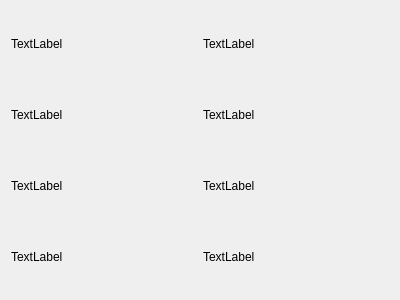
This is Proyecto-Final/outputwindow.ui in nlandau91/Proyecto-Final as Qt 5 draws it before an edit. The edited form follows.
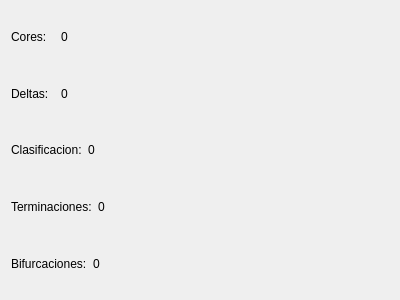
This is the edited form.

Commit message: armando output panel

```diff
--- a/Proyecto-Final/outputwindow.ui
+++ b/Proyecto-Final/outputwindow.ui
@@ -25,14 +25,14 @@
            <item>
             <widget class="QLabel" name="label_2">
              <property name="text">
-              <string>TextLabel</string>
+              <string>Cores:</string>
              </property>
             </widget>
            </item>
            <item>
             <widget class="QLabel" name="label">
              <property name="text">
-              <string>TextLabel</string>
+              <string>0</string>
              </property>
             </widget>
            </item>
@@ -43,14 +43,14 @@
            <item>
             <widget class="QLabel" name="label_4">
              <property name="text">
-              <string>TextLabel</string>
+              <string>Deltas:</string>
              </property>
             </widget>
            </item>
            <item>
             <widget class="QLabel" name="label_3">
              <property name="text">
-              <string>TextLabel</string>
+              <string>0</string>
              </property>
             </widget>
            </item>
@@ -61,14 +61,32 @@
            <item>
             <widget class="QLabel" name="label_6">
              <property name="text">
-              <string>TextLabel</string>
+              <string>Clasificacion:</string>
              </property>
             </widget>
            </item>
            <item>
             <widget class="QLabel" name="label_5">
              <property name="text">
-              <string>TextLabel</string>
+              <string>0</string>
+             </property>
+            </widget>
+           </item>
+          </layout>
+         </item>
+         <item>
+          <layout class="QHBoxLayout" name="horizontalLayout_6">
+           <item>
+            <widget class="QLabel" name="label_10">
+             <property name="text">
+              <string>Terminaciones:</string>
+             </property>
+            </widget>
+           </item>
+           <item>
+            <widget class="QLabel" name="label_9">
+             <property name="text">
+              <string>0</string>
              </property>
             </widget>
            </item>
@@ -79,14 +97,14 @@
            <item>
             <widget class="QLabel" name="label_8">
              <property name="text">
-              <string>TextLabel</string>
+              <string>Bifurcaciones:</string>
              </property>
             </widget>
            </item>
            <item>
             <widget class="QLabel" name="label_7">
              <property name="text">
-              <string>TextLabel</string>
+              <string>0</string>
              </property>
             </widget>
            </item>
@@ -98,6 +116,19 @@
      </item>
     </layout>
    </item>
+   <item row="0" column="1">
+    <spacer name="horizontalSpacer">
+     <property name="orientation">
+      <enum>Qt::Horizontal</enum>
+     </property>
+     <property name="sizeHint" stdset="0">
+      <size>
+       <width>40</width>
+       <height>20</height>
+      </size>
+     </property>
+    </spacer>
+   </item>
   </layout>
  </widget>
  <resources/>
```
The commit also changes 1 other file.
